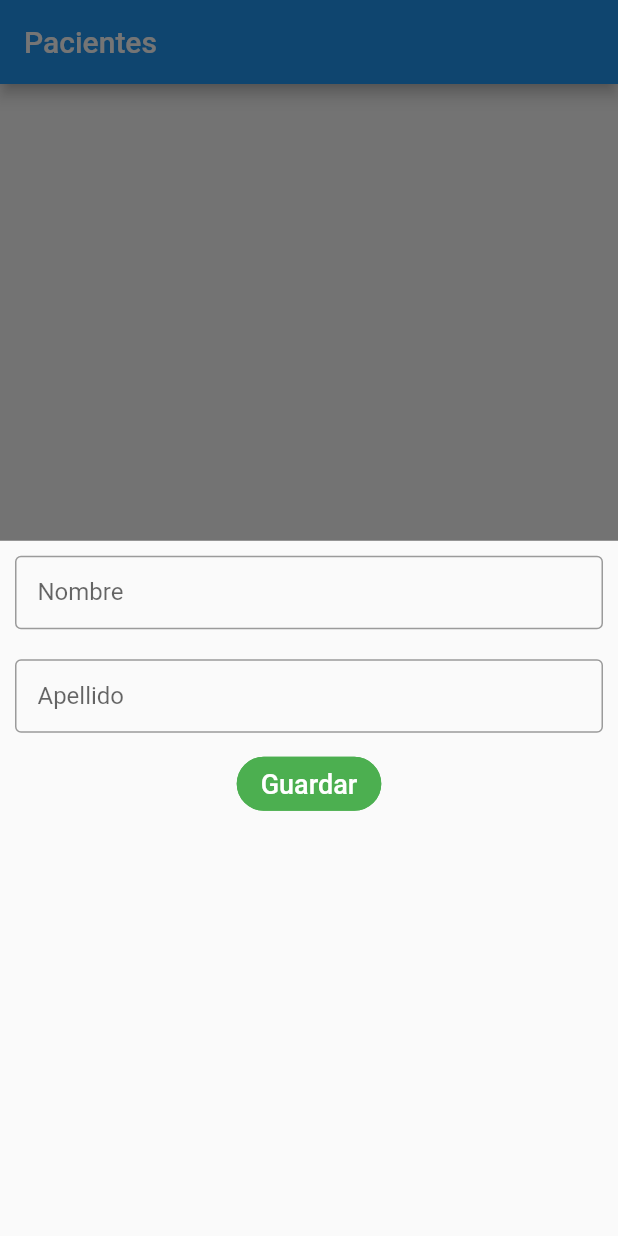
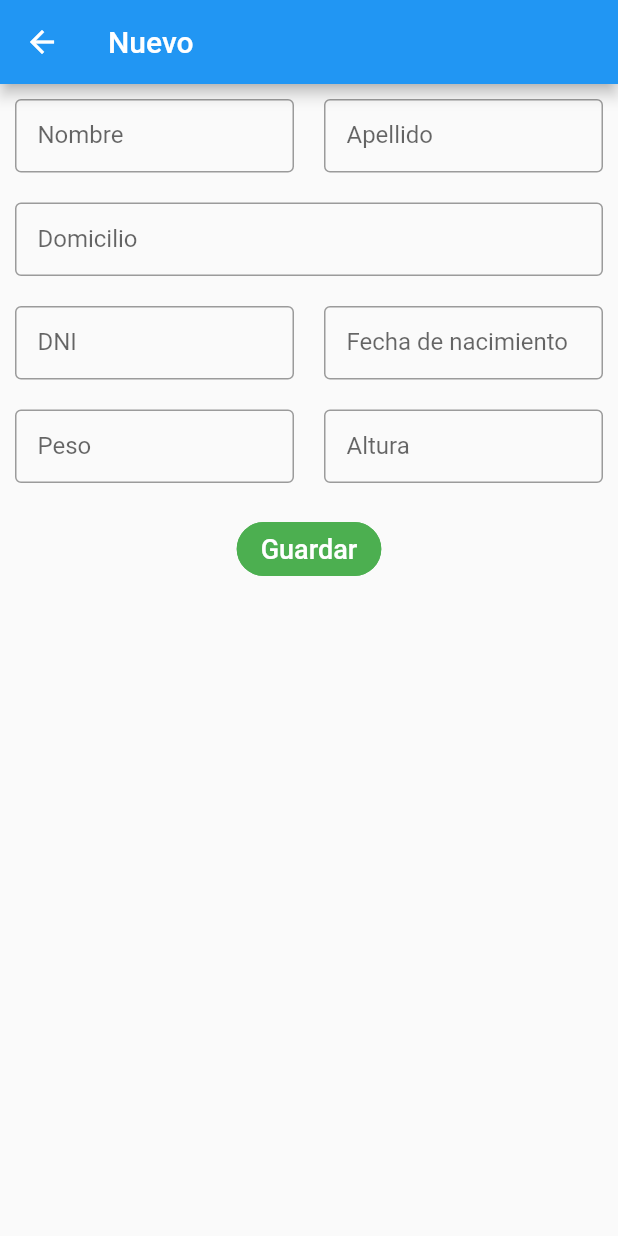
Before and after one commit to Justeffie/poc_flutter, a Flutter app: the screen it shows after launch, after a tap on the "add" icon, on a phone screen of 412 x 824 dp. Run offline on Flutter 3.47's test engine with Material 2 defaults, Android fonts, the phone set to English and light mode, and no system bars; our stand-ins replace sqflite; accounts and stored records are empty.

Commit message:
Armado de formulario de alta y vista en lista

```diff
--- a/lib/main.dart
+++ b/lib/main.dart
@@ -1,5 +1,8 @@
 import 'package:flutter/material.dart';
-import 'package:flutter_poc/widgets/new_paciente.dart';
+import 'package:flutter_localizations/flutter_localizations.dart';
+import './models/Paciente.dart';
+import './widgets/new_paciente.dart';
+import './widgets/paciente_list.dart';
 
 void main() {
   runApp(MyApp());
@@ -10,6 +13,11 @@ class MyApp extends StatelessWidget {
   @override
   Widget build(BuildContext context) {
     return MaterialApp(
+      localizationsDelegates: [GlobalMaterialLocalizations.delegate],
+      supportedLocales: [
+        const Locale('es'),
+        const Locale('en'),
+      ],
       title: 'Flutter POC',
       theme: ThemeData(
         primarySwatch: Colors.blue,
@@ -29,20 +37,11 @@ class MyHomePage extends StatefulWidget {
   _MyHomePageState createState() => _MyHomePageState();
 }
 
-void _startAddNewPaciente(BuildContext ctx) {
-  showModalBottomSheet(
-    context: ctx,
-    builder: (_) {
-      return GestureDetector(
-        onTap: () {},
-        child: NewPaciente(),
-        behavior: HitTestBehavior.opaque,
-      );
-    },
-  );
-}
-
 class _MyHomePageState extends State<MyHomePage> {
+  final List<Paciente> _pacientes = [
+    Paciente("Florencia", "Aquino", 37052585, DateTime.now(),
+        "Calle 123, 4567, Ranelagh, Berazategui"),
+  ];
   @override
   Widget build(BuildContext context) {
     return Scaffold(
@@ -52,13 +51,18 @@ class _MyHomePageState extends State<MyHomePage> {
       body: SingleChildScrollView(
         child: Column(
           mainAxisAlignment: MainAxisAlignment.center,
-          children: <Widget>[],
+          children: <Widget>[
+            PacienteList(pacientes: _pacientes),
+          ],
         ),
       ),
       floatingActionButtonLocation: FloatingActionButtonLocation.centerFloat,
       floatingActionButton: FloatingActionButton(
         child: Icon(Icons.add),
-        onPressed: () => _startAddNewPaciente(context),
+        onPressed: () {
+          Navigator.push(
+              context, MaterialPageRoute(builder: (context) => NewPaciente()));
+        },
       ), // This trailing comma makes auto-formatting nicer for build methods.
     );
   }
--- a/lib/models/Paciente.dart
+++ b/lib/models/Paciente.dart
@@ -2,7 +2,7 @@ class Paciente {
   int _id;
   String _name;
   String _apellido;
-  BigInt _dni;
+  int _dni;
   DateTime _fechaNacimiento;
   String _domicilio;
   double _peso;
@@ -12,7 +12,6 @@ class Paciente {
 
   Paciente(this._name, this._apellido, this._dni, this._fechaNacimiento,
       this._domicilio);
-
 
   Paciente.conNombreYApellido(this._name, this._apellido);
 
@@ -45,11 +44,9 @@ class Paciente {
 
   DateTime get fechaNacimiento => _fechaNacimiento;
 
-  BigInt get dni => _dni;
+  int get dni => _dni;
 
   String get apellido => _apellido;
 
   String get name => _name;
-
-
 }
--- a/lib/widgets/form_imput.dart
+++ b/lib/widgets/form_imput.dart
@@ -1,19 +1,22 @@
 import 'package:flutter/material.dart';
 
 class FormInput extends StatelessWidget {
+  final String labelText;
   final String hintText;
   final Function validator;
   final Function onSaved;
   final bool isText;
   final bool isNumber;
+  final controller;
 
-  FormInput({
-    this.hintText,
-    this.validator,
-    this.onSaved,
-    this.isText = false,
-    this.isNumber = false,
-  });
+  FormInput(
+      {this.labelText,
+      this.validator,
+      this.onSaved,
+      this.isText = false,
+      this.isNumber = false,
+      this.controller,
+      this.hintText});
 
   @override
   Widget build(BuildContext context) {
@@ -24,8 +27,10 @@ class FormInput extends StatelessWidget {
           borderRadius: new BorderRadius.circular(10.0),
         ),
         child: TextFormField(
+          controller: controller,
           decoration: InputDecoration(
-            labelText: hintText,
+            labelText: labelText,
+            hintText: hintText,
             contentPadding: EdgeInsets.all(15.0),
             border: OutlineInputBorder(
               borderSide: BorderSide(),
--- a/lib/widgets/new_paciente.dart
+++ b/lib/widgets/new_paciente.dart
@@ -10,33 +10,146 @@ class NewPaciente extends StatefulWidget {
 }
 
 class _NewPacienteState extends State<NewPaciente> {
+  final _fechaNacController = TextEditingController();
+  final _nombreController = TextEditingController();
+  final _apellidoController = TextEditingController();
+  final _dniController = TextEditingController();
+  final _pesoController = TextEditingController();
+  final _alturaController = TextEditingController();
+  final _domicilioController = TextEditingController();
+
+  DateTime selectedDate = DateTime.now();
+
+  String validation(String value) {
+    if (value.isEmpty) {
+      return "Campo requerido";
+    }
+  }
+
+  Future<void> _selectDate(BuildContext context) async {
+    final DateTime picked = await showDatePicker(
+        locale: const Locale("es"),
+        context: context,
+        initialDate: selectedDate,
+        firstDate: DateTime(1900, 1),
+        lastDate: DateTime.now());
+    if (picked != null && picked != selectedDate) {
+      selectedDate = picked;
+      _fechaNacController.text = picked.day.toString() +
+          "/" +
+          picked.month.toString() +
+          "/" +
+          picked.year.toString();
+    }
+  }
+
   @override
   Widget build(BuildContext context) {
-    return Form(
+    return Scaffold(
+      appBar: AppBar(
+        title: Text("Nuevo"),
+      ),
+      body: SingleChildScrollView(
+        child: Form(
           key: NewPaciente.formKey,
           child: Column(
             children: [
-          FormInput(
-            hintText: "Nombre",
-            validator: (String value) {
-              if (value.isEmpty) {
-                return "El nombre es requerido";
-              }
-            },
+              Row(
+                children: [
+                  Expanded(
+                    child: FormInput(
+                      labelText: "Nombre",
+                      validator: (String value) => validation(value),
                       isNumber: false,
                       isText: true,
+                      controller: _nombreController,
+                    ),
+                  ),
+                  Expanded(
+                    child: FormInput(
+                      labelText: "Apellido",
+                      validator: (String value) => validation(value),
+                      isNumber: false,
+                      isText: true,
+                      controller: _apellidoController,
+                    ),
+                  ),
+                ],
               ),
               FormInput(
-            hintText: "Apellido",
-            validator: (String value) {
-              if (value.isEmpty) {
-                return "El apellido es requerido";
-              }
-            },
+                labelText: "Domicilio",
+                hintText: "Calle, N\u00FAmero, Ciudad, Provincia",
+                validator: (String value) => validation(value),
                 isNumber: false,
-            isText: true,
+                isText: false,
+                controller: _domicilioController,
               ),
-          FlatButton(
+              Row(
+                children: [
+                  Expanded(
+                    child: FormInput(
+                      labelText: "DNI",
+                      validator: (String value) => validation(value),
+                      isNumber: true,
+                      isText: false,
+                      controller: _dniController,
+                    ),
+                  ),
+                  Expanded(
+                    child: Padding(
+                      padding: EdgeInsets.all(10.0),
+                      child: Container(
+                        decoration: BoxDecoration(
+                          borderRadius: new BorderRadius.circular(10.0),
+                        ),
+                        child: TextFormField(
+                          decoration: InputDecoration(
+                            labelText: "Fecha de nacimiento",
+                            contentPadding: EdgeInsets.all(15.0),
+                            border: OutlineInputBorder(
+                              borderSide: BorderSide(),
+                            ),
+                            focusedBorder: OutlineInputBorder(
+                                borderSide:
+                                    BorderSide(color: Colors.lightGreen)),
+                          ),
+                          keyboardType: TextInputType.number,
+                          validator: (String value) => validation(value),
+                          showCursor: true,
+                          readOnly: true,
+                          controller: _fechaNacController,
+                          onTap: () => _selectDate(context),
+                        ),
+                      ),
+                    ),
+                  ),
+                ],
+              ),
+              Row(
+                children: [
+                  Expanded(
+                    child: FormInput(
+                      labelText: "Peso",
+                      validator: (String value) => validation(value),
+                      isNumber: true,
+                      isText: false,
+                      controller: _pesoController,
+                    ),
+                  ),
+                  Expanded(
+                    child: FormInput(
+                      labelText: "Altura",
+                      validator: (String value) => validation(value),
+                      isNumber: true,
+                      isText: false,
+                      controller: _alturaController,
+                    ),
+                  )
+                ],
+              ),
+              Container(
+                margin: const EdgeInsets.only(top: 10.0, bottom: 20.0),
+                child: FlatButton(
                   onPressed: () {
                     if (NewPaciente.formKey.currentState.validate()) {}
                   },
@@ -51,8 +164,11 @@ class _NewPacienteState extends State<NewPaciente> {
                   shape: RoundedRectangleBorder(
                       borderRadius: BorderRadius.circular(18.0),
                       side: BorderSide(color: Colors.green)),
-          )
+                ),
+              ),
             ],
+          ),
+        ),
       ),
     );
   }
--- a/lib/widgets/paciente_list.dart
+++ b/lib/widgets/paciente_list.dart
@@ -0,0 +1,140 @@
+import 'package:flutter/material.dart';
+import '../models/Paciente.dart';
+
+class PacienteList extends StatelessWidget {
+  final List<Paciente> pacientes;
+
+  PacienteList({this.pacientes});
+
+  @override
+  Widget build(BuildContext context) {
+    return Container(
+      height: 400,
+      child: pacientes.isEmpty
+          ? Center(
+              child: Text(
+                'No hay pacientes agregados',
+                style: ThemeData.light().textTheme.headline6,
+                textAlign: TextAlign.center,
+              ),
+            )
+          : ListView.builder(
+              itemBuilder: (context, index) {
+                return Card(
+                  child: Row(
+                    children: [
+                      Column(
+                        children: [
+                          Container(
+                              padding: EdgeInsets.all(20),
+                              child: Column(
+                                children: [
+                                  Text(
+                                    pacientes[index].name,
+                                    style: TextStyle(
+                                      fontSize: 16,
+                                      color: Colors.green,
+                                      fontWeight: FontWeight.bold,
+                                    ),
+                                  ),
+                                  Text(
+                                    pacientes[index].apellido,
+                                    style: TextStyle(
+                                      fontSize: 16,
+                                      color: Colors.green,
+                                      fontWeight: FontWeight.bold,
+                                    ),
+                                  ),
+                                ],
+                              )),
+                        ],
+                      ),
+                      Column(
+                        crossAxisAlignment: CrossAxisAlignment.start,
+                        children: [
+                          Row(
+                            children: [
+                              Container(
+                                padding: EdgeInsets.only(
+                                  top: 20,
+                                  left: 20,
+                                  right: 20,
+                                  bottom: 10,
+                                ),
+                                child: Row(
+                                  children: [
+                                    Text(
+                                      'DNI: ',
+                                      style: TextStyle(
+                                        color: Colors.grey,
+                                      ),
+                                    ),
+                                    Text(
+                                      pacientes[index].dni.toString(),
+                                    ),
+                                  ],
+                                ),
+                              ),
+                              Container(
+                                padding: EdgeInsets.only(
+                                  top: 20,
+                                  right: 20,
+                                  bottom: 10,
+                                ),
+                                child: Row(
+                                  children: [
+                                    Text(
+                                      'Peso: ',
+                                      style: TextStyle(
+                                        fontSize: 15,
+                                        color: Colors.grey,
+                                      ),
+                                    ),
+                                    Text(
+                                      '55kg'
+                                      /*pacientes[index].peso.toString()*/,
+                                      style: TextStyle(
+                                        fontSize: 15,
+                                      ),
+                                    )
+                                  ],
+                                ),
+                              )
+                            ],
+                          ),
+                          Container(
+                            padding: EdgeInsets.only(
+                              bottom: 20,
+                              left: 20,
+                              right: 20,
+                            ),
+                            child: Row(
+                              children: [
+                                Text(
+                                  'Edad: ',
+                                  style: TextStyle(
+                                    fontSize: 15,
+                                    color: Colors.grey,
+                                  ),
+                                ),
+                                Text(
+                                  '15'
+                                  /*pacientes[index].peso.toString()*/,
+                                  style: TextStyle(
+                                    fontSize: 15,
+                                  ),
+                                )
+                              ],
+                            ),
+                          )
+                        ],
+                      ),
+                    ],
+                  ),
+                );
+              },
+              itemCount: pacientes.length,
+            ),
+    );
+  }
+}
--- a/pubspec.yaml
+++ b/pubspec.yaml
@@ -23,7 +23,8 @@ environment:
 dependencies:
   flutter:
     sdk: flutter
-
+  flutter_localizations:
+    sdk: flutter
 
   # The following adds the Cupertino Icons font to your application.
   # Use with the CupertinoIcons class for iOS style icons.
```
Also changed, not shown: pubspec.lock. Lines whose indentation alone changed are shown as unchanged.
